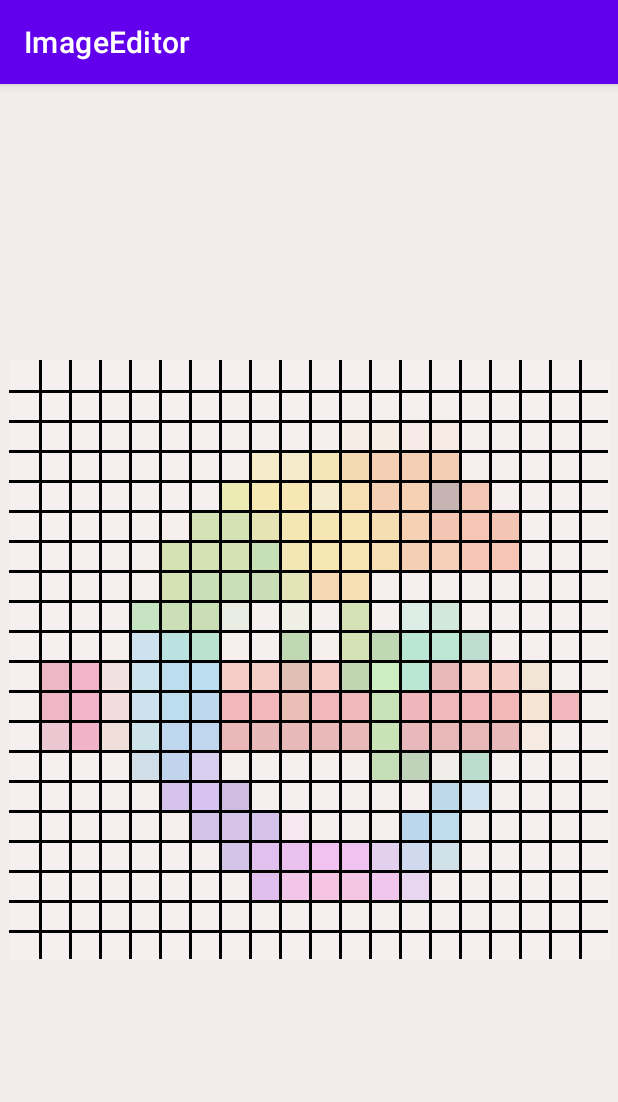
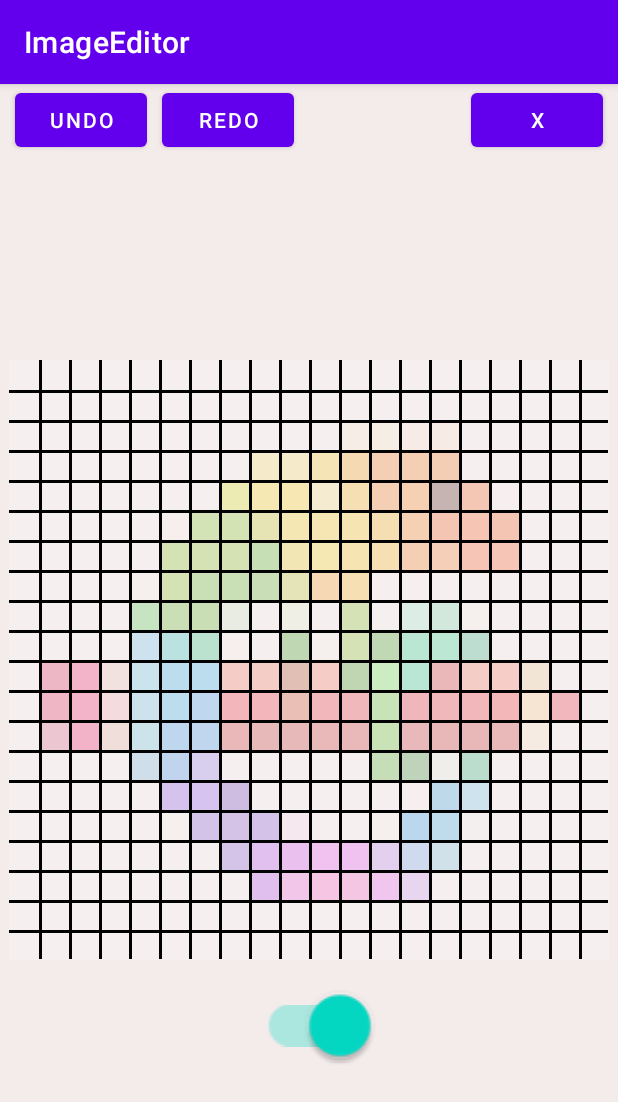
Before and after one commit to MatveyMelnikov/ImageEditor, an Android app: the screen it shows after launch (MainActivity), on a phone screen of 412 x 824 dp. Shown: the top 1102 px of the screen. Run offline under Robolectric (Android 15) with nearby library versions, the phone set to English and light mode, and no system bars.

Commit message:
Added switch button for drawing and erasing pixels

```diff
--- a/app/build.gradle
+++ b/app/build.gradle
@@ -7,7 +7,7 @@ android {
 
     defaultConfig {
         applicationId "com.example.imageeditor"
-        minSdk 21
+        minSdk 29
         targetSdk 32
         versionCode 1
         versionName "1.0"
--- a/app/src/main/java/com/example/imageeditor/ImageHandler.java
+++ b/app/src/main/java/com/example/imageeditor/ImageHandler.java
@@ -1,12 +1,11 @@
 package com.example.imageeditor;
 
 import android.graphics.Bitmap;
+import android.graphics.BlendMode;
 import android.graphics.Canvas;
 import android.graphics.Paint;
 import android.graphics.Point;
 import android.graphics.Rect;
-
-import androidx.core.util.Pair;
 
 public class ImageHandler {
     public static int newPixelSideSize = 0;
@@ -106,6 +105,7 @@ public class ImageHandler {
         Paint paint = new Paint();
         paint.setAntiAlias(false);
         paint.setFilterBitmap(false);
+        paint.setBlendMode(BlendMode.SRC);
         Canvas canvas = new Canvas(resultBitmap);
         canvas.drawBitmap(
                 bitmap,
--- a/app/src/main/java/com/example/imageeditor/ImageViewController.java
+++ b/app/src/main/java/com/example/imageeditor/ImageViewController.java
@@ -2,6 +2,7 @@ package com.example.imageeditor;
 
 import android.content.Context;
 import android.graphics.Bitmap;
+import android.graphics.BlendMode;
 import android.graphics.Canvas;
 import android.graphics.Paint;
 import android.graphics.Point;
@@ -28,6 +29,7 @@ public class ImageViewController {
     private final Point screenSize;
     // Image zoom multiplier
     private float factor = 1.0F;
+    private int currentAlpha = 255;
 
     public ImageViewController(
             Context context,
@@ -112,6 +114,13 @@ public class ImageViewController {
         imageView.setImageBitmap(currentBitmap);
     }
 
+    public void setMode(boolean isActivate) {
+        if (isActivate)
+            currentAlpha = 255;
+        else
+            currentAlpha = ImageHandler.defaultAlpha;
+    }
+
     private void controlBorders(View view) {
         if (view.getY() - initialPosition.y < -screenSize.y * 0.5F && offset.y < 0.0F)
             offset.y = 0.0F;
@@ -144,7 +153,7 @@ public class ImageViewController {
         }
     }
 
-    protected static void activatePixel(Bitmap bitmap, int x, int y) {
+    protected void activatePixel(Bitmap bitmap, int x, int y) {
         int leftTopX = (x / ImageHandler.newPixelSideSize) * ImageHandler.newPixelSideSize;
         int leftTopY = (y / ImageHandler.newPixelSideSize) * ImageHandler.newPixelSideSize;
 
@@ -155,12 +164,13 @@ public class ImageViewController {
         int r = (color >> 16) & 0xff;
         int g = (color >> 8) & 0xff;
         int b = color & 0xff;
-        int activeColor = 0xff << 24 | (r & 0xff) << 16 | (g & 0xff) << 8 | (b & 0xff);
+        int activeColor = (currentAlpha & 0xff) << 24 | (r & 0xff) << 16 | (g & 0xff) << 8 | (b & 0xff);
 
         Paint paint = new Paint();
         paint.setAntiAlias(false);
         paint.setFilterBitmap(false);
         paint.setColor(activeColor);
+        paint.setBlendMode(BlendMode.SRC);
         Canvas canvas = new Canvas(bitmap);
         canvas.drawRect(
                 leftTopX + ImageHandler.gridWidth,
--- a/app/src/main/java/com/example/imageeditor/MainActivity.java
+++ b/app/src/main/java/com/example/imageeditor/MainActivity.java
@@ -1,17 +1,13 @@
 package com.example.imageeditor;
 
 import androidx.appcompat.app.AppCompatActivity;
+import androidx.appcompat.widget.SwitchCompat;
 
 import android.annotation.SuppressLint;
-import android.graphics.Bitmap;
 import android.graphics.BitmapFactory;
-import android.graphics.Canvas;
-import android.graphics.Paint;
 import android.graphics.Point;
-import android.graphics.Rect;
 import android.os.Bundle;
 import android.view.MotionEvent;
-import android.widget.ImageView;
 
 import java.lang.ref.WeakReference;
 
@@ -37,23 +33,10 @@ public class MainActivity extends AppCompatActivity {
                 )
         );
 
-        //int a = getResources().getColor(R.color.black);
-
-        /*Bitmap bitmap = Bitmap.createBitmap(10, 10, Bitmap.Config.ARGB_8888);
-        bitmap.eraseColor(getResources().getColor(R.color.white));
-        bitmap.setPixel(1, 1, getResources().getColor(R.color.black));
-        bitmap.setPixel(4, 4, getResources().getColor(R.color.black));
-
-        Paint paint = new Paint();
-        paint.setAntiAlias(false);
-        paint.setFilterBitmap(false);
-
-        Bitmap bitmap1 = Bitmap.createBitmap(1000, 1000, Bitmap.Config.ARGB_8888);
-        Canvas canvas = new Canvas();
-        canvas.setBitmap(bitmap1);
-        canvas.drawBitmap(bitmap, null, new Rect(0, 0, 1000, 1000), paint);
-        ImageView i = (ImageView)(findViewById(R.id.imageView));
-        i.setImageBitmap(bitmap1);*/
+        SwitchCompat switchButton = findViewById(R.id.switch1);
+        switchButton.setOnCheckedChangeListener((compoundButton, b) ->
+                imageViewController.setMode(b)
+        );
     }
 
     @Override
--- a/app/src/main/res/layout/activity_main.xml
+++ b/app/src/main/res/layout/activity_main.xml
@@ -17,4 +17,76 @@
         app:layout_constraintTop_toTopOf="parent"
         tools:srcCompat="@tools:sample/avatars" />
 
+    <LinearLayout
+        android:layout_width="0dp"
+        android:layout_height="0dp"
+        android:orientation="vertical"
+        android:weightSum="100"
+        app:layout_constraintBottom_toBottomOf="parent"
+        app:layout_constraintEnd_toEndOf="parent"
+        app:layout_constraintStart_toStartOf="parent"
+        app:layout_constraintTop_toTopOf="parent">
+
+        <LinearLayout
+            android:layout_width="match_parent"
+            android:layout_height="wrap_content"
+            android:layout_weight="5"
+            android:orientation="horizontal">
+
+            <Button
+                android:id="@+id/undoButton"
+                android:layout_width="wrap_content"
+                android:layout_height="wrap_content"
+                android:layout_gravity="start"
+                android:layout_marginStart="10dp"
+                android:layout_marginTop="10dp"
+                android:text="Undo" />
+
+            <Button
+                android:id="@+id/redoButton"
+                android:layout_width="wrap_content"
+                android:layout_height="wrap_content"
+                android:layout_gravity="start"
+                android:layout_marginStart="10dp"
+                android:layout_marginTop="10dp"
+                android:text="Redo" />
+
+            <Space
+                android:layout_width="wrap_content"
+                android:layout_height="wrap_content"
+                android:layout_weight="1" />
+
+            <Button
+                android:id="@+id/closeButton"
+                android:layout_width="wrap_content"
+                android:layout_height="wrap_content"
+                android:layout_gravity="end"
+                android:layout_marginTop="10dp"
+                android:layout_marginEnd="10dp"
+                android:text="X" />
+
+        </LinearLayout>
+
+        <Space
+            android:layout_width="match_parent"
+            android:layout_height="wrap_content"
+            android:layout_weight="75" />
+
+        <androidx.appcompat.widget.SwitchCompat
+            android:id="@+id/switch1"
+            android:layout_width="wrap_content"
+            android:layout_height="wrap_content"
+            android:layout_gravity="center"
+            android:layout_weight="5"
+            android:checked="true"
+            android:gravity="center"
+            android:scaleX="2"
+            android:scaleY="2" />
+
+        <Space
+            android:layout_width="match_parent"
+            android:layout_height="wrap_content"
+            android:layout_weight="15" />
+    </LinearLayout>
+
 </androidx.constraintlayout.widget.ConstraintLayout>
```
